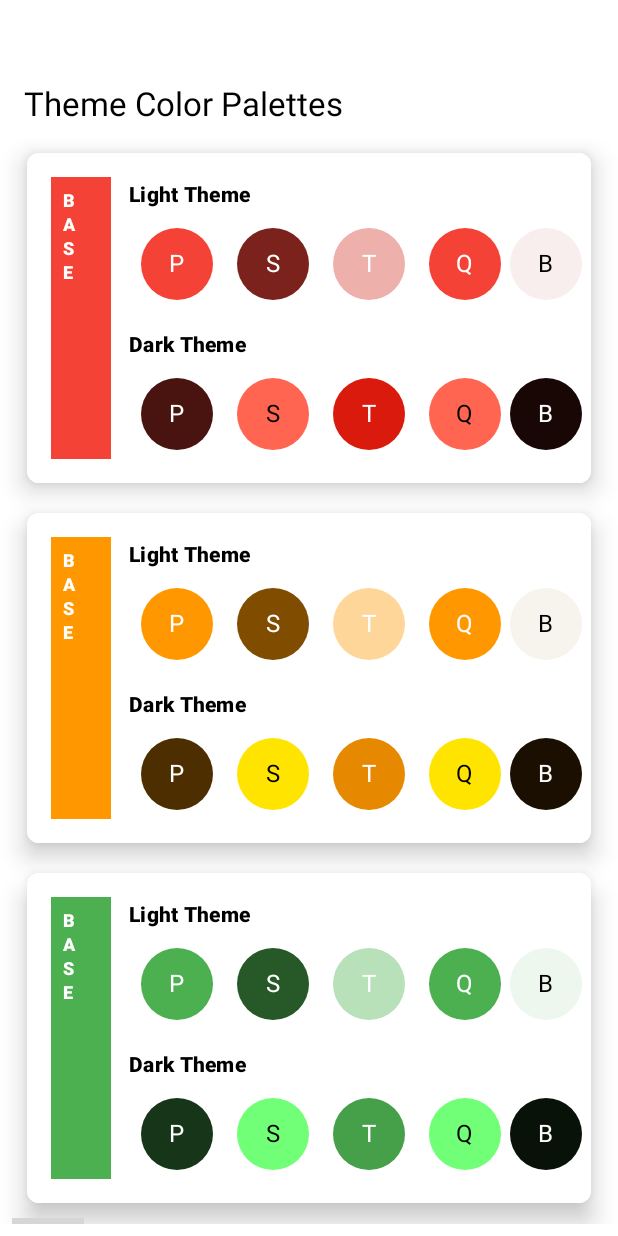
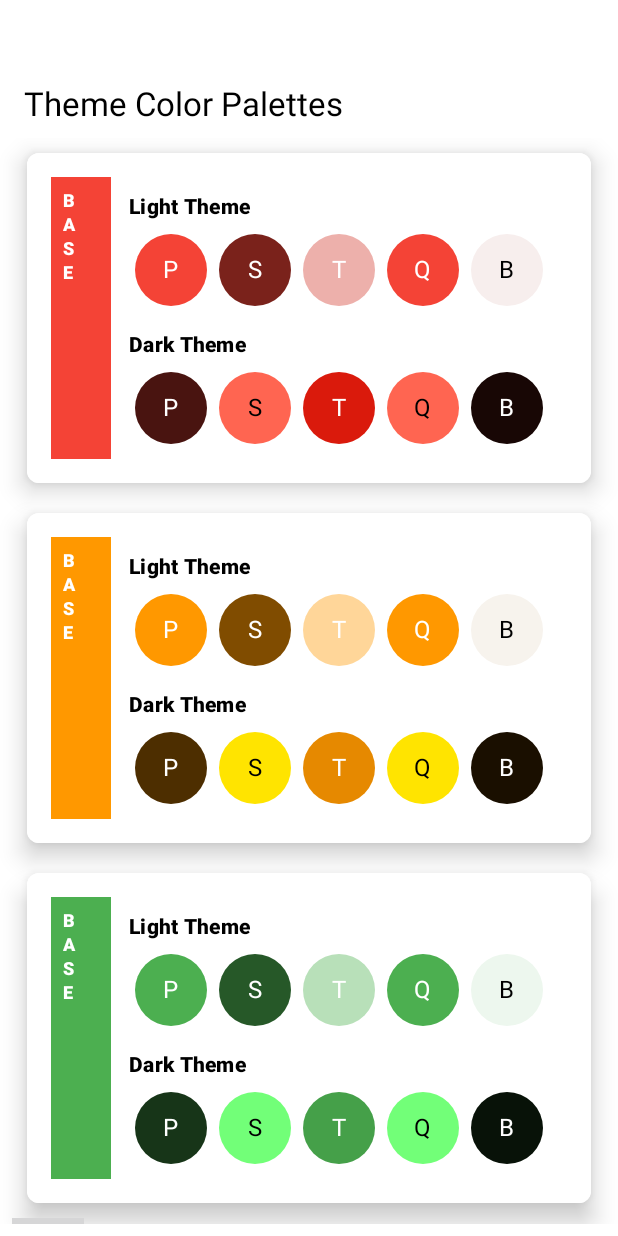
Before and after one commit to KvColorPalette/KvColorPalette-Android, an Android app built with Jetpack Compose: the @Preview function ThemeColorGenPreview, on a phone screen of 412 x 824 dp. Run offline under Robolectric (Android 15) with nearby library versions, the phone set to English and light mode, and no system bars; 1 statement that could not run was skipped.

Commit message:
Adjust the size and the padding of color circle.

```diff
--- a/ui-app/src/main/kotlin/com/kavi/droid/color/palette/app/ui/common/ThemeCommonComposable.kt
+++ b/ui-app/src/main/kotlin/com/kavi/droid/color/palette/app/ui/common/ThemeCommonComposable.kt
@@ -37,7 +37,7 @@ fun ColorCircle(givenColor: Color, colorLetter: String = "", letterColor: Color
 
     Box(
         modifier = Modifier
-            .padding(8.dp)
+            .padding(4.dp)
     ) {
         Canvas(
             modifier = Modifier.size(circleSize)
```
